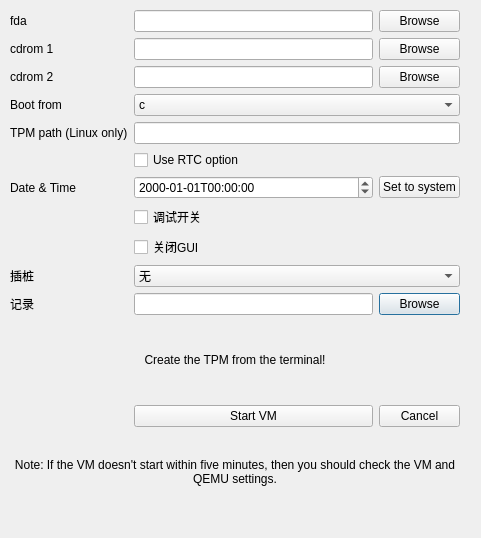
Qt form ui/StartVM.ui (wjqsec/EmuGUI) before a commit.
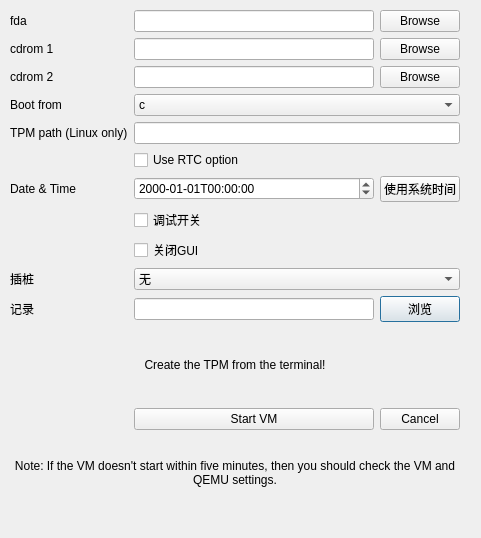
The same form after that commit.

The edit to the form file:
```diff
--- a/ui/StartVM.ui
+++ b/ui/StartVM.ui
@@ -128,7 +128,7 @@
     <item row="15" column="2">
      <widget class="QPushButton" name="pushButton_log">
       <property name="text">
-       <string>Browse</string>
+       <string>浏览</string>
       </property>
      </widget>
     </item>
@@ -164,7 +164,7 @@
     <item row="8" column="2">
      <widget class="QPushButton" name="pushButton_5">
       <property name="text">
-       <string>Set to system</string>
+       <string>使用系统时间</string>
       </property>
      </widget>
     </item>
```
